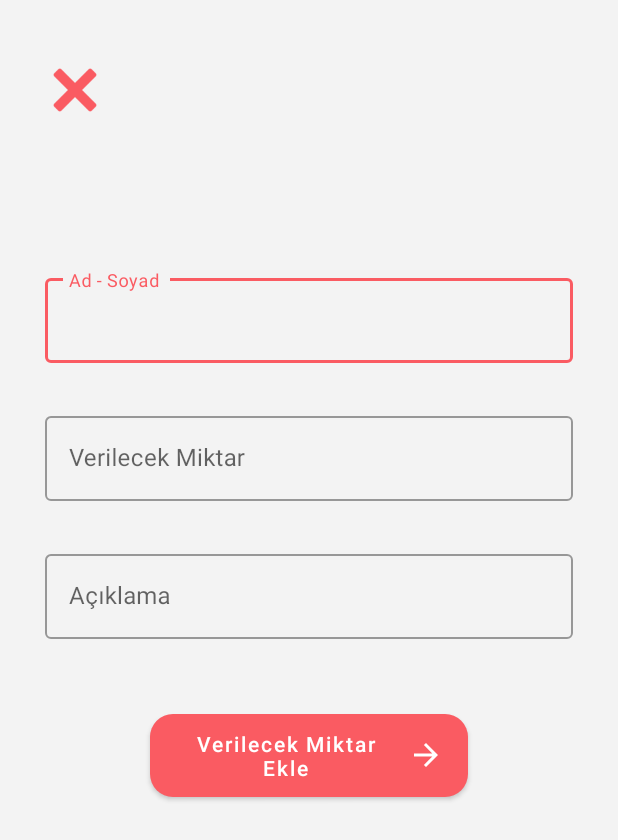
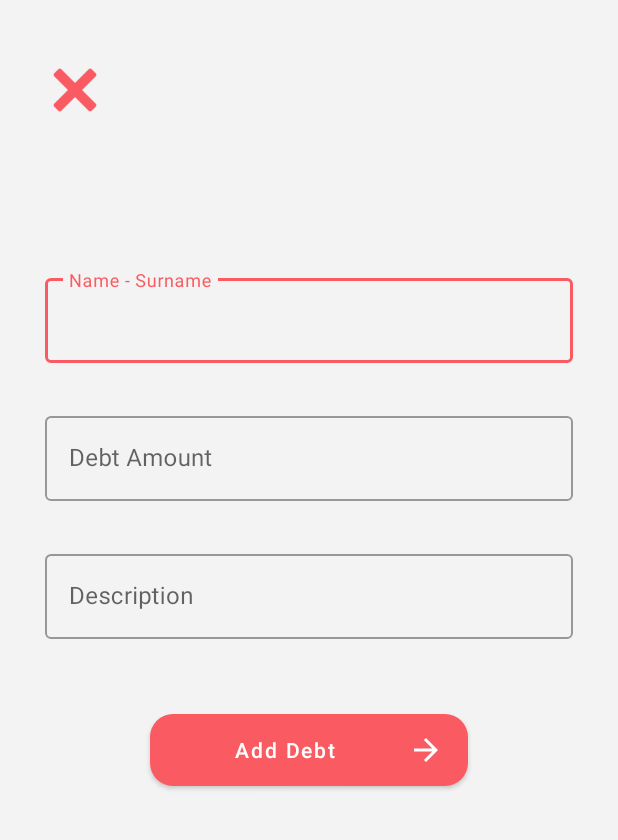
Before and after one commit to suatkkrer/DebtManager, an Android app: the addOutCome screen opened directly, with no data from a screen before it, on a phone screen of 412 x 824 dp. Shown: the top 840 px of the screen. Run offline under Robolectric (Android 15) with nearby library versions, the phone set to English and light mode, and no system bars.

Commit message:
bug fixed

```diff
--- a/app/src/main/java/com/suatkkrer/debtmanager/MainActivity.java
+++ b/app/src/main/java/com/suatkkrer/debtmanager/MainActivity.java
@@ -48,9 +48,9 @@ public class MainActivity extends AppCompatActivity {
 
         ViewPagerAdapter viewPagerAdapter = new ViewPagerAdapter(getSupportFragmentManager(),0);
 
-        viewPagerAdapter.addFragment(mainFragment,"Home Page");
-        viewPagerAdapter.addFragment(incomeFragment,"Credit");
-        viewPagerAdapter.addFragment(outcomeFragment,"Debt");
+        viewPagerAdapter.addFragment(mainFragment,getString(R.string.mainPage));
+        viewPagerAdapter.addFragment(incomeFragment,getString(R.string.credir));
+        viewPagerAdapter.addFragment(outcomeFragment,getString(R.string.debt));
 
         viewPager.setAdapter(viewPagerAdapter);
 
--- a/app/src/main/java/com/suatkkrer/debtmanager/addOutCome.java
+++ b/app/src/main/java/com/suatkkrer/debtmanager/addOutCome.java
@@ -99,6 +99,7 @@ public class addOutCome extends AppCompatActivity {
             String nameIncome = name.getEditText().getText().toString();
             String amountIncome = amount.getEditText().getText().toString();
             amountIncome = amountIncome.replaceAll(",","");
+            amountIncome = amountIncome.replaceAll("\\.","");
             String descriptionIncome = description.getEditText().getText().toString();
             String dayIncome = dateFormat.format(calendar.getTime());
 
--- a/app/src/main/res/layout/activity_add_out_come.xml
+++ b/app/src/main/res/layout/activity_add_out_come.xml
@@ -43,7 +43,7 @@
         android:layout_marginStart="30dp"
         android:layout_marginEnd="30dp"
         android:id="@+id/nameSurnameOutcome"
-        android:hint="Ad - Soyad "
+        android:hint="@string/ad_soyad"
         style="@style/Widget.MaterialComponents.TextInputLayout.OutlinedBox">
 
         <com.google.android.material.textfield.TextInputEditText
@@ -59,13 +59,14 @@
         android:layout_marginTop="30dp"
         android:layout_marginStart="30dp"
         android:layout_marginEnd="30dp"
-        android:hint="Verilecek Miktar "
+        android:hint="@string/verilecek_miktar"
         android:id="@+id/moneyAmountOutCome"
         style="@style/Widget.MaterialComponents.TextInputLayout.OutlinedBox">
 
         <com.google.android.material.textfield.TextInputEditText
             android:layout_width="match_parent"
-            android:inputType="number"
+            android:maxLength="9"
+            android:inputType="numberDecimal"
             android:layout_height="wrap_content"/>
 
     </com.google.android.material.textfield.TextInputLayout>
@@ -76,7 +77,7 @@
         android:layout_marginTop="30dp"
         android:layout_marginStart="30dp"
         android:layout_marginEnd="30dp"
-        android:hint="Açıklama "
+        android:hint="@string/a_klama"
         android:id="@+id/descriptionOutCome"
         style="@style/Widget.MaterialComponents.TextInputLayout.OutlinedBox">
 
@@ -94,7 +95,7 @@
         android:layout_marginEnd="100dp"
         android:onClick="saveOutcome"
         android:drawableEnd="@drawable/forward"
-        android:text="Verilecek Miktar Ekle"
+        android:text="@string/bor_ekle"
         android:textAllCaps="false"
         android:background="@drawable/radius"
         />
--- a/app/src/main/res/layout/mainfragment.xml
+++ b/app/src/main/res/layout/mainfragment.xml
@@ -11,9 +11,9 @@
         android:layout_width="0dp"
         android:layout_height="0dp"
         android:layout_marginStart="10dp"
-        android:layout_marginTop="10dp"
+        android:layout_marginTop="100dp"
         android:layout_marginEnd="10dp"
-        android:layout_marginBottom="10dp"
+        android:layout_marginBottom="100dp"
         app:layout_constraintBottom_toBottomOf="parent"
         app:layout_constraintEnd_toEndOf="parent"
         app:layout_constraintStart_toStartOf="parent"
--- a/app/src/main/res/values/strings.xml
+++ b/app/src/main/res/values/strings.xml
@@ -1,9 +1,21 @@
 <resources>
-    <string name="app_name">DebtManager</string>
+    <string name="app_name">Debt Manager</string>
     <string name="home_page">Home Page</string>
     <string name="income">Income</string>
     <string name="outcome">Outcome</string>
     <string name="expense">Expense</string>
     <string name="credit">Credit</string>
     <string name="debt">Debt</string>
+    <string name="mainPage">Home Page</string>
+    <string name="credir">Credit</string>
+    <string name="totalCredit">Total Credit</string>
+    <string name="totalDebt">Total Debt</string>
+    <string name="entervalie">Please enter value to create the chart</string>
+    <string name="debtCredit">Debt - Credit</string>
+    <string name="ad_soyad">Name - Surname</string>
+    <string name="al_nacak_miktar">Credit Amount</string>
+    <string name="a_klama">Description</string>
+    <string name="al_nacak_miktar_ekle">Add Credit</string>
+    <string name="verilecek_miktar">Debt Amount</string>
+    <string name="bor_ekle">Add Debt</string>
 </resources>
```
Also changed, not shown: app/src/main/java/com/suatkkrer/debtmanager/MainFragment.java (+6 -7 lines), app/src/main/java/com/suatkkrer/debtmanager/NumberTextWatcherForThousand.java (+9 -1 lines), app/src/main/java/com/suatkkrer/debtmanager/addIncome.java (+2 -33 lines), app/src/main/res/layout/activity_add_income.xml (+6 -5 lines), 1 other file.
